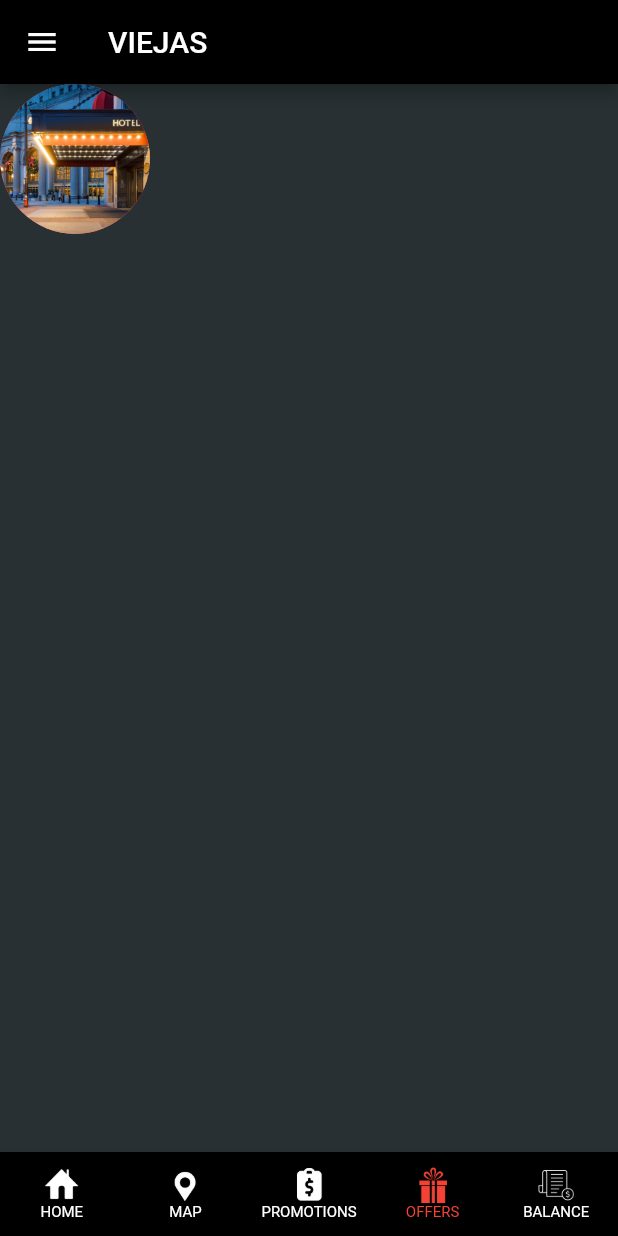
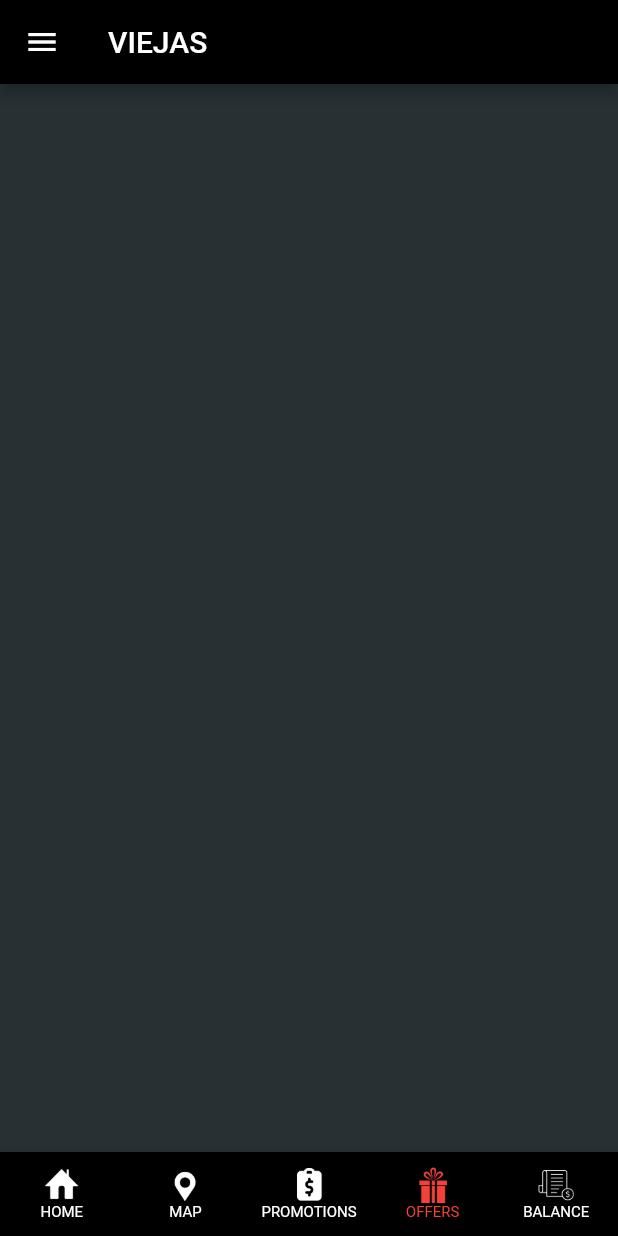
Before and after one commit to NavakanthQlx/myViejas, a Flutter app: the screen it shows after launch, item 4 of the bottom bar chosen, on a phone screen of 412 x 824 dp. Run offline on Flutter 3.47's test engine with Material 2 defaults, Android fonts, the phone set to English and light mode, and no system bars; our stand-ins replace webview_flutter.

Commit message:
Webview added

```diff
--- a/viejas/lib/constants/constants.dart
+++ b/viejas/lib/constants/constants.dart
@@ -1,5 +1,3 @@
-import 'dart:ffi';
-
 import 'package:flutter/material.dart';
 
 class Constants {
--- a/viejas/lib/screens/Offers.dart
+++ b/viejas/lib/screens/Offers.dart
@@ -15,14 +15,6 @@ class _OffersState extends State<Offers> {
         child: Container(
           width: 100.0,
           height: 100.0,
-          decoration: BoxDecoration(
-            image: DecorationImage(
-              fit: BoxFit.cover,
-              image: AssetImage('images/temp.png'),
-            ),
-            borderRadius: BorderRadius.all(Radius.circular(50.0)),
-            color: Colors.redAccent,
-          ),
         ),
       ),
     );
--- a/viejas/pubspec.yaml
+++ b/viejas/pubspec.yaml
@@ -28,6 +28,7 @@ dependencies:
   # The following adds the Cupertino Icons font to your application.
   # Use with the CupertinoIcons class for iOS style icons.
   cupertino_icons: ^1.0.2
+  webview_flutter: ^2.3.1
 
 dev_dependencies:
   flutter_test:
```
Also changed, not shown: viejas/lib/screens/Promotions.dart (+7 -1 lines), viejas/lib/screens/WebViewScreen.dart (added, +23 -0 lines), viejas/pubspec.lock, 6 other files.
